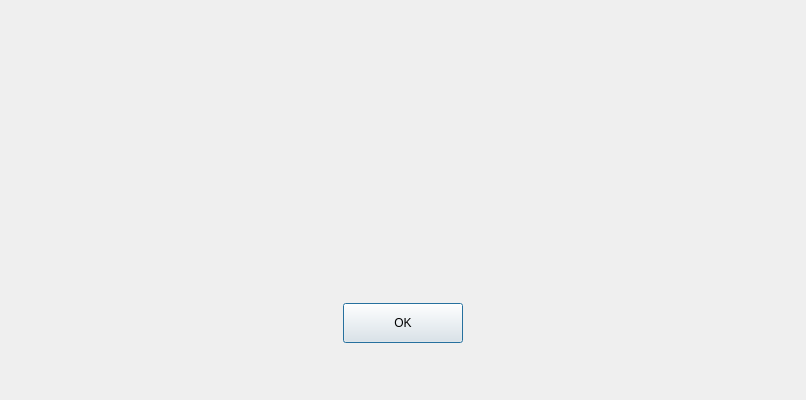
Qt form launcher/resources/popup.ui (PaulCCCCCCH/Robustar_implementation) before a commit.
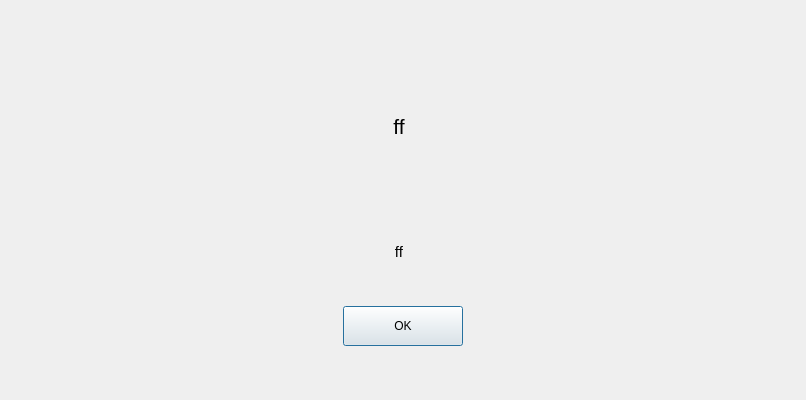
The same form after that commit.

Commit message: Print specific exception info on the popup window

Patch:
```diff
--- a/launcher/resources/popup.ui
+++ b/launcher/resources/popup.ui
@@ -33,7 +33,7 @@
   </property>
   <layout class="QGridLayout" name="gridLayout">
    <item row="1" column="0">
-    <layout class="QVBoxLayout" name="verticalLayout" stretch="2,1">
+    <layout class="QVBoxLayout" name="verticalLayout" stretch="0,1">
      <property name="topMargin">
       <number>0</number>
      </property>
@@ -41,7 +41,7 @@
       <number>0</number>
      </property>
      <item>
-      <layout class="QHBoxLayout" name="horizontalLayout">
+      <layout class="QVBoxLayout" name="verticalLayout_2">
        <item>
         <widget class="QLabel" name="warningLabel">
          <property name="sizePolicy">
@@ -53,13 +53,13 @@
          <property name="minimumSize">
           <size>
            <width>776</width>
-           <height>240</height>
+           <height>144</height>
           </size>
          </property>
          <property name="maximumSize">
           <size>
            <width>776</width>
-           <height>240</height>
+           <height>144</height>
           </size>
          </property>
          <property name="font">
@@ -69,10 +69,52 @@
           </font>
          </property>
          <property name="text">
-          <string/>
+          <string>ff</string>
          </property>
          <property name="alignment">
           <set>Qt::AlignCenter</set>
+         </property>
+         <property name="wordWrap">
+          <bool>true</bool>
+         </property>
+        </widget>
+       </item>
+       <item>
+        <widget class="QLabel" name="exceptionLabel">
+         <property name="sizePolicy">
+          <sizepolicy hsizetype="Fixed" vsizetype="Fixed">
+           <horstretch>0</horstretch>
+           <verstretch>0</verstretch>
+          </sizepolicy>
+         </property>
+         <property name="minimumSize">
+          <size>
+           <width>776</width>
+           <height>96</height>
+          </size>
+         </property>
+         <property name="maximumSize">
+          <size>
+           <width>776</width>
+           <height>96</height>
+          </size>
+         </property>
+         <property name="font">
+          <font>
+           <family>Arial</family>
+           <pointsize>11</pointsize>
+           <weight>50</weight>
+           <bold>false</bold>
+          </font>
+         </property>
+         <property name="text">
+          <string>ff</string>
+         </property>
+         <property name="alignment">
+          <set>Qt::AlignCenter</set>
+         </property>
+         <property name="wordWrap">
+          <bool>true</bool>
          </property>
         </widget>
        </item>
```
The commit also changes 2 other files.
